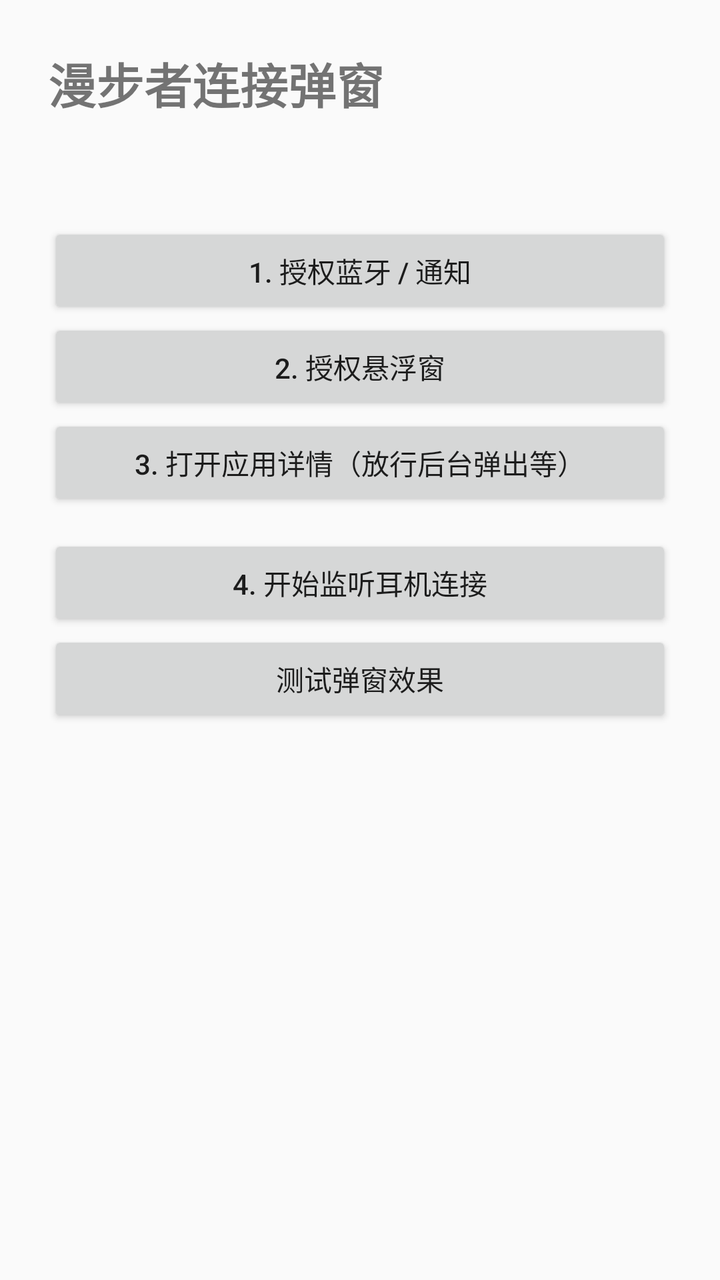
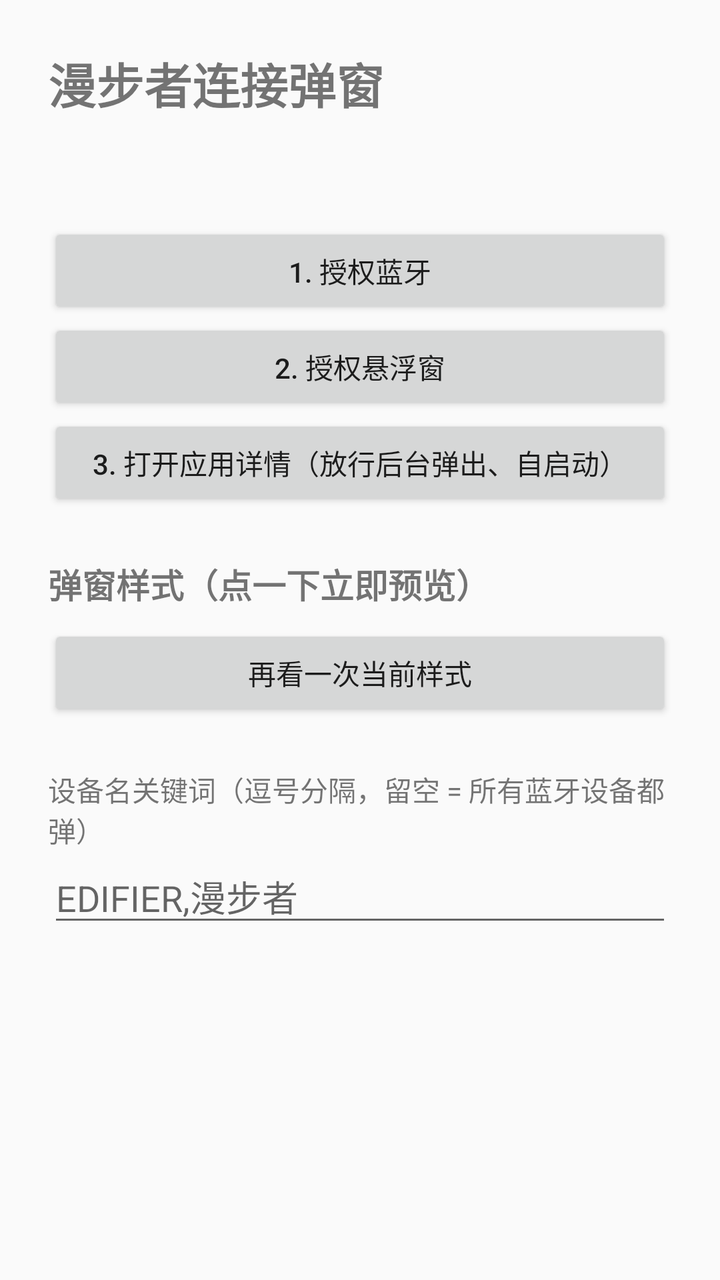

The first picture is an Android layout as it rendered before a commit; the second is the same layout after the commit. The layout source and the unified diff follow.
<!-- AndroidManifest.xml: application theme Theme.EdifierPopup -->
<!-- res/layout/activity_main.xml -->
<?xml version="1.0" encoding="utf-8"?>
<ScrollView xmlns:android="http://schemas.android.com/apk/res/android"
    android:layout_width="match_parent"
    android:layout_height="match_parent"
    android:fillViewport="true">

    <LinearLayout
        android:layout_width="match_parent"
        android:layout_height="wrap_content"
        android:orientation="vertical"
        android:padding="24dp">

        <TextView
            android:layout_width="wrap_content"
            android:layout_height="wrap_content"
            android:text="漫步者连接弹窗"
            android:textSize="24sp"
            android:textStyle="bold" />

        <TextView
            android:id="@+id/info"
            android:layout_width="match_parent"
            android:layout_height="wrap_content"
            android:layout_marginTop="16dp"
            android:lineSpacingExtra="6dp"
            android:textSize="15sp" />

        <Button android:id="@+id/btnPerm" android:layout_width="match_parent"
            android:layout_height="wrap_content" android:layout_marginTop="16dp"
            android:text="1. 授权蓝牙 / 通知" />
        <Button android:id="@+id/btnOverlay" android:layout_width="match_parent"
            android:layout_height="wrap_content" android:text="2. 授权悬浮窗" />
        <Button android:id="@+id/btnAppInfo" android:layout_width="match_parent"
            android:layout_height="wrap_content" android:text="3. 打开应用详情（放行后台弹出等）" />
        <Button android:id="@+id/btnStart" android:layout_width="match_parent"
            android:layout_height="wrap_content" android:layout_marginTop="12dp"
            android:text="4. 开始监听耳机连接" />
        <Button android:id="@+id/btnTest" android:layout_width="match_parent"
            android:layout_height="wrap_content" android:text="测试弹窗效果" />
    </LinearLayout>
</ScrollView>
<!-- resources referenced by this layout -->
<resources>
  <style name="Theme.EdifierPopup" parent="android:Theme.Material.Light.NoActionBar" />
</resources>

<!-- the commit's change to res/layout/activity_main.xml (unified diff, before → after) -->
@@ -25,17 +25,59 @@
             android:lineSpacingExtra="6dp"
             android:textSize="15sp" />
 
-        <Button android:id="@+id/btnPerm" android:layout_width="match_parent"
-            android:layout_height="wrap_content" android:layout_marginTop="16dp"
-            android:text="1. 授权蓝牙 / 通知" />
-        <Button android:id="@+id/btnOverlay" android:layout_width="match_parent"
-            android:layout_height="wrap_content" android:text="2. 授权悬浮窗" />
-        <Button android:id="@+id/btnAppInfo" android:layout_width="match_parent"
-            android:layout_height="wrap_content" android:text="3. 打开应用详情（放行后台弹出等）" />
-        <Button android:id="@+id/btnStart" android:layout_width="match_parent"
-            android:layout_height="wrap_content" android:layout_marginTop="12dp"
-            android:text="4. 开始监听耳机连接" />
-        <Button android:id="@+id/btnTest" android:layout_width="match_parent"
-            android:layout_height="wrap_content" android:text="测试弹窗效果" />
+        <Button
+            android:id="@+id/btnPerm"
+            android:layout_width="match_parent"
+            android:layout_height="wrap_content"
+            android:layout_marginTop="16dp"
+            android:text="1. 授权蓝牙" />
+
+        <Button
+            android:id="@+id/btnOverlay"
+            android:layout_width="match_parent"
+            android:layout_height="wrap_content"
+            android:text="2. 授权悬浮窗" />
+
+        <Button
+            android:id="@+id/btnAppInfo"
+            android:layout_width="match_parent"
+            android:layout_height="wrap_content"
+            android:text="3. 打开应用详情（放行后台弹出、自启动）" />
+
+        <TextView
+            android:layout_width="wrap_content"
+            android:layout_height="wrap_content"
+            android:layout_marginTop="24dp"
+            android:text="弹窗样式（点一下立即预览）"
+            android:textSize="17sp"
+            android:textStyle="bold" />
+
+        <RadioGroup
+            android:id="@+id/styleGroup"
+            android:layout_width="match_parent"
+            android:layout_height="wrap_content"
+            android:orientation="vertical" />
+
+        <Button
+            android:id="@+id/btnTest"
+            android:layout_width="match_parent"
+            android:layout_height="wrap_content"
+            android:layout_marginTop="8dp"
+            android:text="再看一次当前样式" />
+
+        <TextView
+            android:layout_width="wrap_content"
+            android:layout_height="wrap_content"
+            android:layout_marginTop="24dp"
+            android:text="设备名关键词（逗号分隔，留空 = 所有蓝牙设备都弹）"
+            android:textSize="14sp" />
+
+        <EditText
+            android:id="@+id/keywords"
+            android:layout_width="match_parent"
+            android:layout_height="wrap_content"
+            android:hint="EDIFIER,漫步者"
+            android:inputType="text"
+            android:singleLine="true" />
     </LinearLayout>
 </ScrollView>
